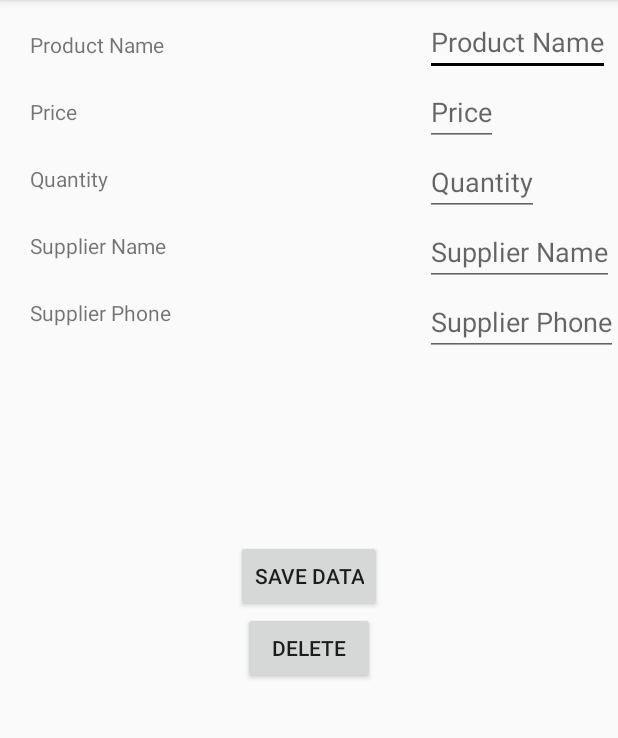
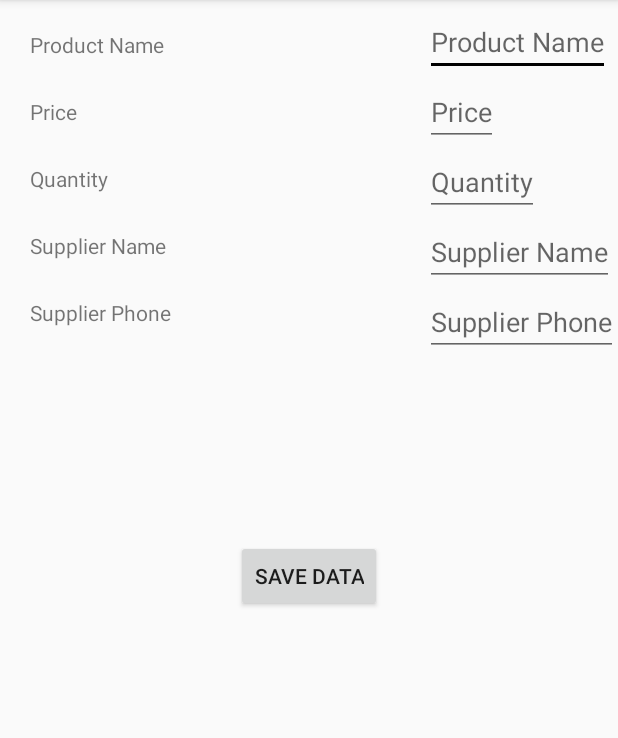
Before and after one commit to Ash10k/Inventory_app_2_final, an Android app: the AddNew screen opened directly, with no data from a screen before it, on a phone screen of 412 x 824 dp, the part 84-822 px from its top. Run offline under Robolectric (Android 15) with nearby library versions, the phone set to English and light mode, and no system bars.

```diff
--- a/app/src/main/res/layout/activity_add_new.xml
+++ b/app/src/main/res/layout/activity_add_new.xml
@@ -70,7 +70,7 @@
             android:layout_toRightOf="@id/label_product"
             android:layout_marginTop="1dp"
             android:layout_height="wrap_content"
-            android:inputType="phone"
+            android:inputType="number"
             android:id="@+id/ePrice"
             android:hint="@string/price"/>
         <EditText
@@ -79,7 +79,7 @@
             android:id="@+id/eQuantity"
             android:layout_marginTop="1dp"
             android:layout_height="wrap_content"
-            android:inputType="phone"
+            android:inputType="number"
             android:hint="@string/quantity"/>
         <EditText
             android:layout_width="wrap_content"
@@ -105,12 +105,5 @@
         android:layout_centerInParent="true"
         android:text="@string/Save"/>
 
-    <Button
-        android:layout_width="wrap_content"
-        android:layout_height="wrap_content"
-        android:id="@+id/delete_data"
-        android:layout_below="@id/save_data"
-        android:layout_centerInParent="true"
-        android:text="@string/delete"/>
 
 </RelativeLayout>
--- a/app/src/main/res/layout/activity_update_data.xml
+++ b/app/src/main/res/layout/activity_update_data.xml
@@ -82,6 +82,7 @@
             android:id="@+id/update_ePrice"
             android:layout_width="wrap_content"
             android:layout_height="wrap_content"
+            android:inputType="number"
             android:layout_marginLeft="20dp"
             android:layout_marginTop="1dp"
             android:layout_toRightOf="@id/label_product"
@@ -92,6 +93,7 @@
             android:layout_width="wrap_content"
             android:layout_height="wrap_content"
             android:layout_marginLeft="20dp"
+            android:inputType="number"
             android:layout_marginTop="1dp"
             android:hint="@string/quantity" />
 
```
Also changed, not shown: app/src/main/java/com/example/m/inventory_app_2_final/UpdateData.java (+17 -4 lines).
